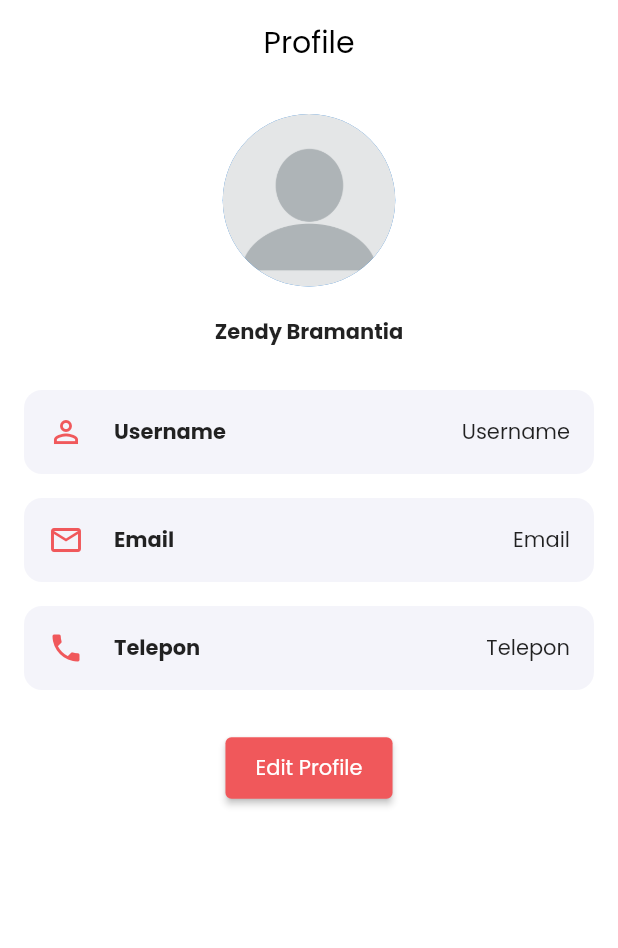
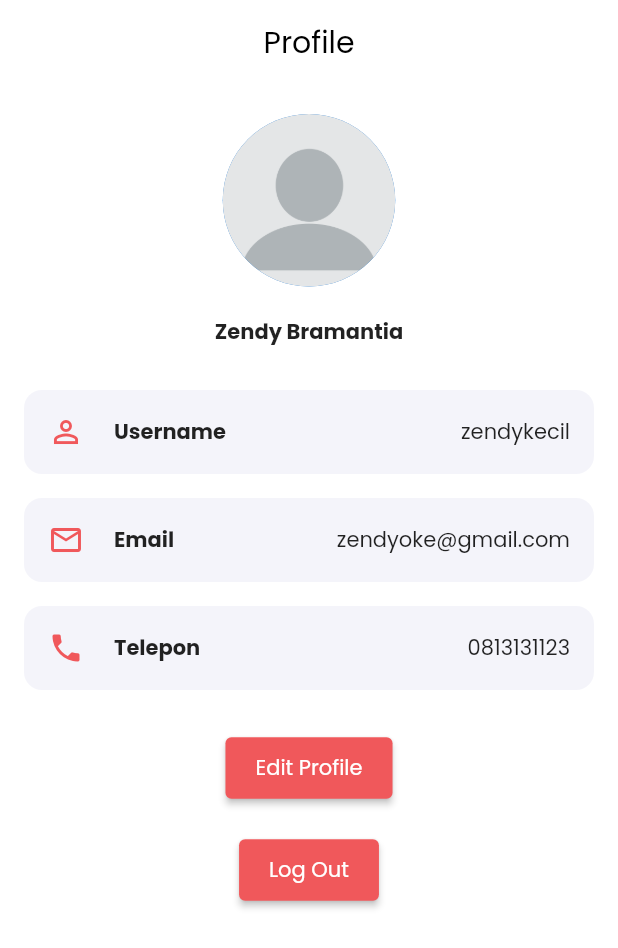
Before and after one commit to zendybramantia/Jakselin-Mobile, a Flutter app: the screen it shows after launch, on a phone screen of 412 x 824 dp. Shown: the top 948 px of the screen. Run offline on Flutter 3.47's test engine with Material 2 defaults, Android fonts, the light colour scheme and no system bars; our stand-ins replace dio; missing offline and left inert: dart:ffi.

Commit message:
update zendy

```diff
--- a/lib/Screens/Profile/components/body.dart
+++ b/lib/Screens/Profile/components/body.dart
@@ -52,6 +52,10 @@ class Body extends StatelessWidget {
               );
             },
             text: "Edit Profile"),
+        const SizedBox(
+          height: 20,
+        ),
+        Button(press: () {}, text: "Log Out"),
       ],
     );
   }
--- a/lib/Screens/Profile/components/profile_menu.dart
+++ b/lib/Screens/Profile/components/profile_menu.dart
@@ -27,7 +27,7 @@ class ProfileMenu extends StatelessWidget {
               children: [
                 Icon(
                   icon,
-                  color: Color(0xffF0585B),
+                  color: const Color(0xffF0585B),
                 ),
                 const SizedBox(
                   width: 20,
@@ -37,7 +37,7 @@ class ProfileMenu extends StatelessWidget {
                   menu,
                   style: const TextStyle(fontWeight: FontWeight.bold),
                 )),
-                Text(menu),
+                Text(value),
               ],
             ),
           )),
```
